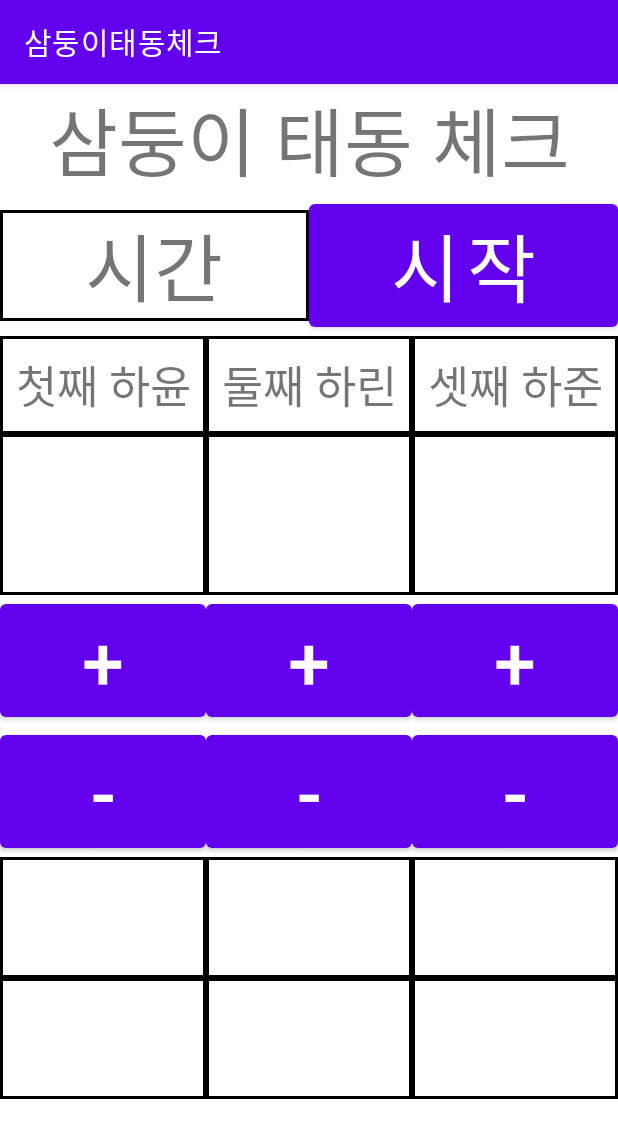
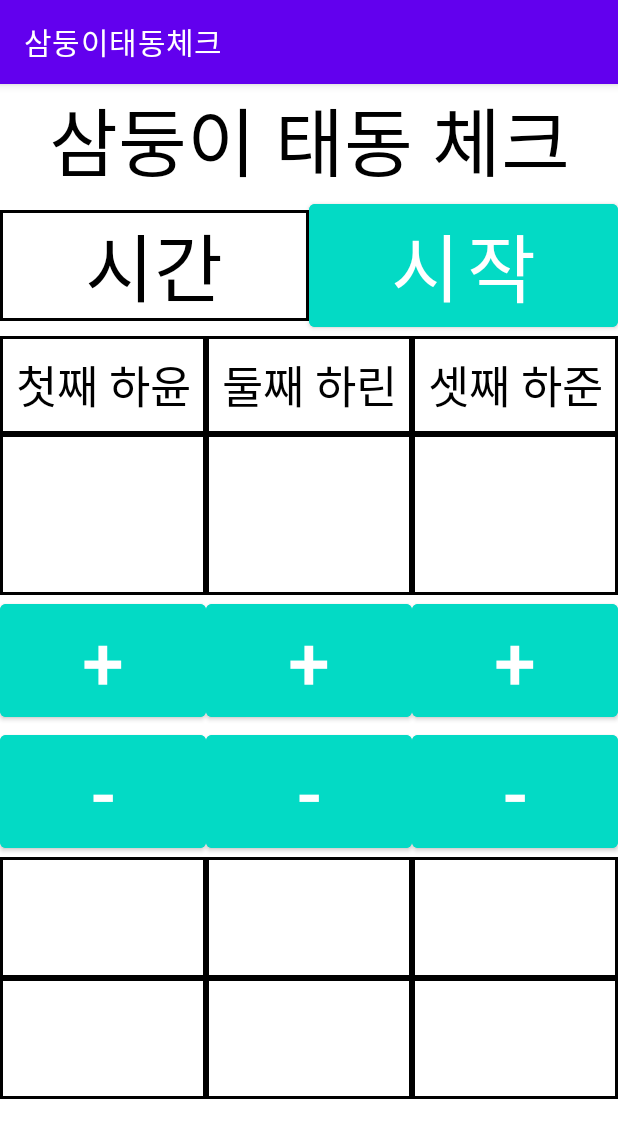
Before and after one commit to whsMCU/tripletschecker, an Android app: the screen it shows after launch (MainActivity), on a phone screen of 412 x 824 dp. Shown: the top 1138 px of the screen. Run offline under Robolectric (Android 15) with nearby library versions, the phone set to English and light mode, and no system bars.

Commit message:
백그라운드틴트 설정

```diff
--- a/app/src/main/res/layout/activity_main.xml
+++ b/app/src/main/res/layout/activity_main.xml
@@ -11,9 +11,12 @@
         android:id="@+id/textView"
         android:layout_width="match_parent"
         android:layout_height="wrap_content"
+        android:background="@android:color/background_light"
+        android:backgroundTint="@color/white"
         android:foregroundGravity="center"
         android:gravity="center_horizontal"
         android:text="삼둥이 태동 체크"
+        android:textColor="@color/black"
         android:textSize="50dp"
         app:layout_constraintEnd_toEndOf="parent"
         app:layout_constraintStart_toStartOf="parent"
@@ -32,20 +35,22 @@
             android:id="@+id/start_Time"
             android:layout_width="match_parent"
             android:layout_height="wrap_content"
+            android:layout_weight="1"
+            android:background="@drawable/edge"
             android:gravity="center_horizontal"
-            android:background="@drawable/edge"
-            android:layout_weight="1"
             android:text="시간"
+            android:textColor="@color/black"
             android:textSize="50dp" />
 
         <Button
             android:id="@+id/start_Button"
             android:layout_width="match_parent"
             android:layout_height="wrap_content"
+            android:layout_weight="1"
+            android:backgroundTint="@color/teal_200"
             android:gravity="center_horizontal"
-            android:layout_weight="1"
-            android:textSize="50dp"
-            android:text="시작" />
+            android:text="시작"
+            android:textSize="50dp" />
     </LinearLayout>
 
 
@@ -68,6 +73,7 @@
             android:paddingTop="10dp"
             android:paddingBottom="10dp"
             android:text="첫째 하윤"
+            android:textColor="@color/black"
             android:textSize="30dp" />
 
         <TextView
@@ -80,6 +86,7 @@
             android:paddingTop="10dp"
             android:paddingBottom="10dp"
             android:text="둘째 하린"
+            android:textColor="@color/black"
             android:textSize="30dp" />
 
         <TextView
@@ -92,6 +99,7 @@
             android:paddingTop="10dp"
             android:paddingBottom="10dp"
             android:text="셋째 하준"
+            android:textColor="@color/black"
             android:textSize="30dp" />
     </LinearLayout>
 
@@ -113,29 +121,32 @@
             android:gravity="center_horizontal"
             android:paddingTop="20dp"
             android:paddingBottom="20dp"
-            android:textSize="50dp"/>
+            android:textColor="@color/black"
+            android:textSize="50dp" />
 
         <TextView
             android:id="@+id/number2_count"
             android:layout_width="match_parent"
             android:layout_height="wrap_content"
+            android:layout_weight="1"
+            android:background="@drawable/edge"
             android:gravity="center_horizontal"
-            android:background="@drawable/edge"
-            android:layout_weight="1"
             android:paddingTop="20dp"
             android:paddingBottom="20dp"
-            android:textSize="50dp"/>
+            android:textColor="@color/black"
+            android:textSize="50dp" />
 
         <TextView
             android:id="@+id/number3_count"
             android:layout_width="match_parent"
             android:layout_height="wrap_content"
+            android:layout_weight="1"
+            android:background="@drawable/edge"
             android:gravity="center_horizontal"
-            android:background="@drawable/edge"
-            android:layout_weight="1"
             android:paddingTop="20dp"
             android:paddingBottom="20dp"
-            android:textSize="50dp"/>
+            android:textColor="@color/black"
+            android:textSize="50dp" />
     </LinearLayout>
 
     <LinearLayout
@@ -152,24 +163,27 @@
             android:layout_width="wrap_content"
             android:layout_height="wrap_content"
             android:layout_weight="1"
-            android:textSize="50dp"
-            android:text="+" />
+            android:backgroundTint="@color/teal_200"
+            android:text="+"
+            android:textSize="50dp" />
 
         <Button
             android:id="@+id/number2_add"
             android:layout_width="wrap_content"
             android:layout_height="wrap_content"
             android:layout_weight="1"
-            android:textSize="50dp"
-            android:text="+" />
+            android:backgroundTint="@color/teal_200"
+            android:text="+"
+            android:textSize="50dp" />
 
         <Button
             android:id="@+id/number3_add"
             android:layout_width="wrap_content"
             android:layout_height="wrap_content"
             android:layout_weight="1"
-            android:textSize="50dp"
-            android:text="+" />
+            android:backgroundTint="@color/teal_200"
+            android:text="+"
+            android:textSize="50dp" />
     </LinearLayout>
 
     <LinearLayout
@@ -186,24 +200,27 @@
             android:layout_width="wrap_content"
             android:layout_height="wrap_content"
             android:layout_weight="1"
-            android:textSize="50dp"
-            android:text="-" />
+            android:backgroundTint="@color/teal_200"
+            android:text="-"
+            android:textSize="50dp" />
 
         <Button
             android:id="@+id/number2_sub"
             android:layout_width="wrap_content"
             android:layout_height="wrap_content"
             android:layout_weight="1"
-            android:textSize="50dp"
-            android:text="-" />
+            android:backgroundTint="@color/teal_200"
+            android:text="-"
+            android:textSize="50dp" />
 
         <Button
             android:id="@+id/number3_sub"
             android:layout_width="wrap_content"
             android:layout_height="wrap_content"
             android:layout_weight="1"
-            android:textSize="50dp"
-            android:text="-" />
+            android:backgroundTint="@color/teal_200"
+            android:text="-"
+            android:textSize="50dp" />
     </LinearLayout>
 
     <LinearLayout
@@ -224,6 +241,7 @@
             android:gravity="center_horizontal"
             android:paddingTop="20dp"
             android:paddingBottom="20dp"
+            android:textColor="@color/black"
             android:textSize="30dp" />
 
         <TextView
@@ -235,7 +253,8 @@
             android:gravity="center_horizontal"
             android:paddingTop="20dp"
             android:paddingBottom="20dp"
-            android:textSize="30dp"/>
+            android:textColor="@color/black"
+            android:textSize="30dp" />
 
         <TextView
             android:id="@+id/finish_time3"
@@ -246,7 +265,8 @@
             android:gravity="center_horizontal"
             android:paddingTop="20dp"
             android:paddingBottom="20dp"
-            android:textSize="30dp"/>
+            android:textColor="@color/black"
+            android:textSize="30dp" />
     </LinearLayout>
 
     <LinearLayout
@@ -267,6 +287,7 @@
             android:gravity="center_horizontal"
             android:paddingTop="20dp"
             android:paddingBottom="20dp"
+            android:textColor="@color/black"
             android:textSize="30dp" />
 
         <TextView
@@ -278,7 +299,8 @@
             android:gravity="center_horizontal"
             android:paddingTop="20dp"
             android:paddingBottom="20dp"
-            android:textSize="30dp"/>
+            android:textColor="@color/black"
+            android:textSize="30dp" />
 
         <TextView
             android:id="@+id/time_diff3"
@@ -289,7 +311,8 @@
             android:gravity="center_horizontal"
             android:paddingTop="20dp"
             android:paddingBottom="20dp"
-            android:textSize="30dp"/>
+            android:textColor="@color/black"
+            android:textSize="30dp" />
     </LinearLayout>
 
 </LinearLayout>
```
